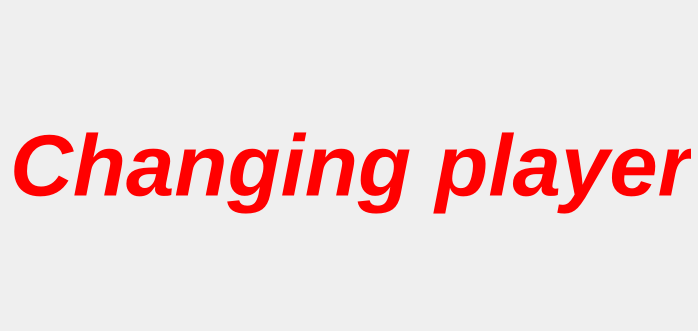
Before: the Qt Designer form PiControl/monitor_ui.ui in SoftLegend/MartialArtEvaluation, drawn with Qt 5.
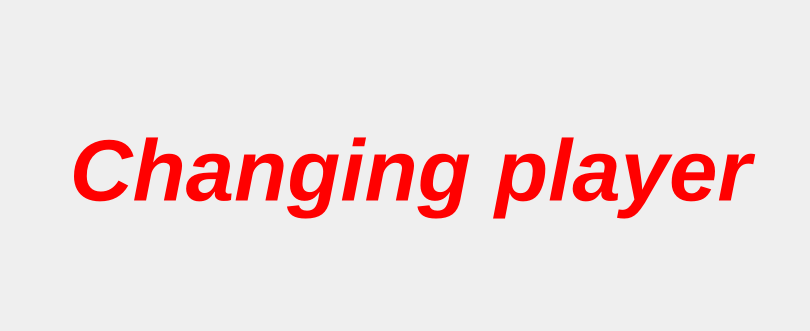
After: the same form once the commit is applied. Icons and pictures are not drawn.

The edit to the form file:
```diff
--- a/PiControl/monitor_ui.ui
+++ b/PiControl/monitor_ui.ui
@@ -6,7 +6,7 @@
    <rect>
     <x>0</x>
     <y>0</y>
-    <width>698</width>
+    <width>810</width>
     <height>331</height>
    </rect>
   </property>
@@ -16,10 +16,10 @@
   <widget class="QWidget" name="verticalLayoutWidget">
    <property name="geometry">
     <rect>
-     <x>340</x>
+     <x>470</x>
      <y>10</y>
-     <width>351</width>
-     <height>311</height>
+     <width>331</width>
+     <height>316</height>
     </rect>
    </property>
    <layout class="QVBoxLayout" name="verticalLayout">
@@ -139,9 +139,9 @@
    <property name="geometry">
     <rect>
      <x>20</x>
-     <y>80</y>
-     <width>311</width>
-     <height>201</height>
+     <y>20</y>
+     <width>401</width>
+     <height>261</height>
     </rect>
    </property>
    <property name="text">
@@ -159,8 +159,8 @@
     <rect>
      <x>10</x>
      <y>10</y>
-     <width>681</width>
-     <height>311</height>
+     <width>801</width>
+     <height>321</height>
     </rect>
    </property>
    <property name="sizePolicy">
@@ -220,14 +220,17 @@
    <property name="text">
     <string>Changing player</string>
    </property>
+   <property name="alignment">
+    <set>Qt::AlignCenter</set>
+   </property>
   </widget>
   <widget class="QLabel" name="lblComparison">
    <property name="geometry">
     <rect>
-     <x>70</x>
+     <x>30</x>
      <y>280</y>
-     <width>201</width>
-     <height>31</height>
+     <width>351</width>
+     <height>41</height>
     </rect>
    </property>
    <property name="palette">
@@ -278,6 +281,9 @@
    <property name="text">
     <string>You are winning</string>
    </property>
+   <property name="alignment">
+    <set>Qt::AlignCenter</set>
+   </property>
   </widget>
   <zorder>lblComparison</zorder>
   <zorder>verticalLayoutWidget</zorder>
```
